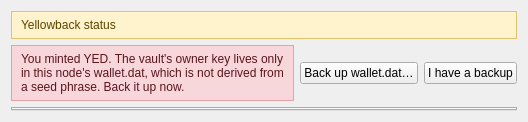
Qt form src/yellowbacktab.ui (boyfromcave/yecwallet-dd) before a commit.
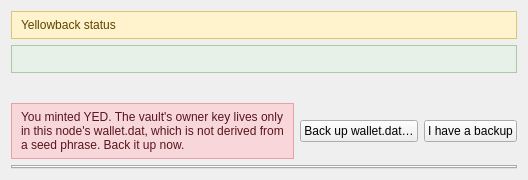
The same form after that commit.

```diff
--- a/src/yellowbacktab.ui
+++ b/src/yellowbacktab.ui
@@ -8,6 +8,23 @@
      <property name="wordWrap"><bool>true</bool></property>
      <property name="styleSheet"><string notr="true">QLabel { background-color: #fff3cd; color: #5c4400; border: 1px solid #e0c56e; padding: 6px; }</string></property>
      <property name="text"><string>Yellowback status</string></property>
+     <property name="textInteractionFlags"><set>Qt::TextSelectableByMouse</set></property>
+    </widget>
+   </item>
+   <item>
+    <widget class="QLabel" name="lblStatus">
+     <property name="wordWrap"><bool>true</bool></property>
+     <property name="styleSheet"><string notr="true">QLabel { background-color: #e7f1e7; color: #1e4620; border: 1px solid #a9c9aa; padding: 6px; }</string></property>
+     <property name="text"><string/></property>
+     <property name="textInteractionFlags"><set>Qt::TextSelectableByMouse</set></property>
+    </widget>
+   </item>
+   <item>
+    <widget class="QLabel" name="lblNotes">
+     <property name="wordWrap"><bool>true</bool></property>
+     <property name="styleSheet"><string notr="true">QLabel { color: #444; padding: 2px 6px; }</string></property>
+     <property name="text"><string/></property>
+     <property name="textInteractionFlags"><set>Qt::TextSelectableByMouse</set></property>
     </widget>
    </item>
    <item>
```
